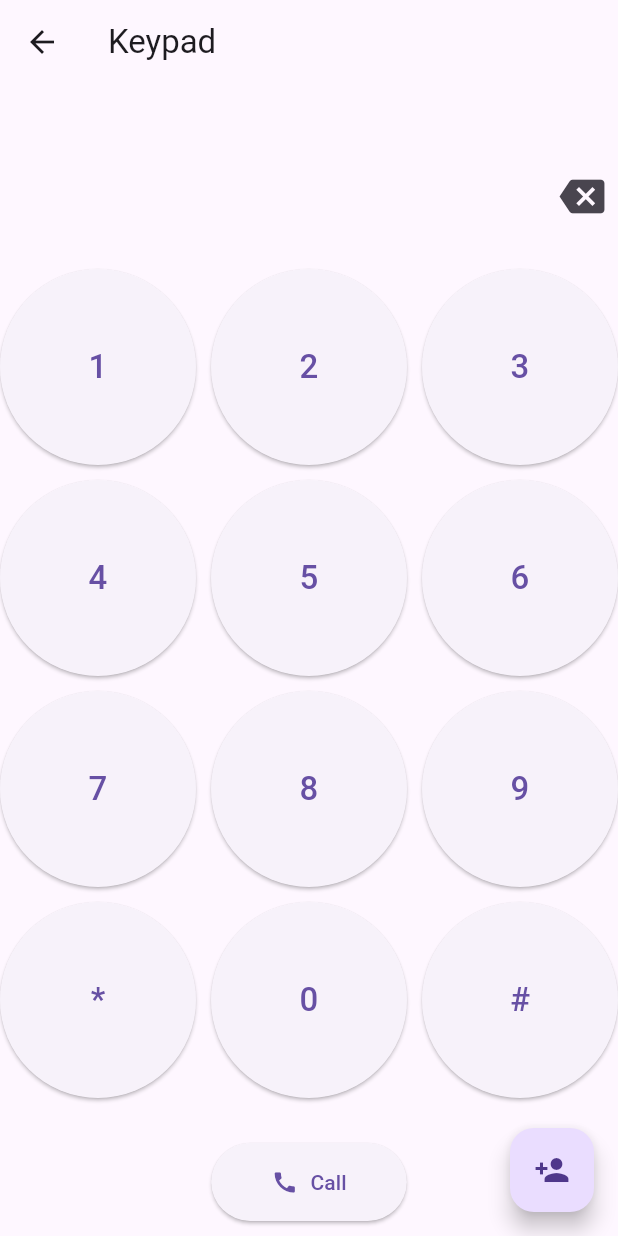
After one commit to khalil2-main/khalil2-main-contact-with-flutter, a Flutter app: the HomePage screen opened by its route, after a tap on the "dialpad" icon, on a phone screen of 412 x 824 dp. The commit adds this screen. Run offline on Flutter 3.47's test engine with Material 3 defaults, Android fonts, the phone set to English and light mode, and no system bars; our stand-ins replace shared_preferences, sqflite; accounts and stored records are empty.

Commit message:
create a keypad to inset numbers and add contacts

```diff
--- a/lib/pages/home/home_page.dart
+++ b/lib/pages/home/home_page.dart
@@ -2,6 +2,7 @@ import 'package:flutter/material.dart';
 import 'contacts_page.dart';
 import 'favorites_page.dart';
 import 'call_history_page.dart';
+import 'keypad_page.dart';   // <-- Make sure to import your KeypadPage
 
 class HomePage extends StatefulWidget {
   const HomePage({super.key});
@@ -32,7 +33,18 @@ class _HomePageState extends State<HomePage> {
         title: const Text("Contacts App"),
         centerTitle: true,
       ),
+
       body: _pages[_selectedIndex],
+
+      floatingActionButton: FloatingActionButton(
+        onPressed: () {
+          Navigator.push(
+            context,
+            MaterialPageRoute(builder: (context) => const KeypadPage()),
+          );
+        },
+        child: const Icon(Icons.dialpad),   // keypad icon
+      ),
 
       bottomNavigationBar: BottomNavigationBar(
         currentIndex: _selectedIndex,
--- /dev/null
+++ b/lib/pages/home/keypad_page.dart
@@ -0,0 +1,136 @@
+import 'package:flutter/material.dart';
+import 'package:contact/pages/Contact/control_contact_page.dart';
+
+class KeypadPage extends StatefulWidget {
+  const KeypadPage({super.key});
+
+  @override
+  State<KeypadPage> createState() => _KeypadPageState();
+}
+
+class _KeypadPageState extends State<KeypadPage> {
+  String phoneNumber = "";
+
+  void addDigit(String digit) {
+    setState(() {
+      phoneNumber += digit;
+    });
+  }
+
+  void deleteDigit() {
+    setState(() {
+      if (phoneNumber.isNotEmpty) {
+        phoneNumber = phoneNumber.substring(0, phoneNumber.length - 1);
+      }
+    });
+  }
+
+  @override
+  Widget build(BuildContext context) {
+    // keypad labels
+    List<String> keys = [
+      "1", "2", "3",
+      "4", "5", "6",
+      "7", "8", "9",
+      "*", "0", "#",
+    ];
+
+    return Scaffold(
+      appBar: AppBar(
+        title: const Text("Keypad"),
+
+      ),
+
+      floatingActionButton: FloatingActionButton(
+        onPressed: () {
+          Navigator.push(
+            context,
+            MaterialPageRoute(
+              builder: (context) => AddContactPage(
+                phoneNumber: phoneNumber,
+              ),
+            ),
+          );
+        },
+        child: const Icon(Icons.person_add),
+      ),
+      body: Column(
+        mainAxisAlignment: MainAxisAlignment.start,
+        children: [
+          const SizedBox(height: 30),
+          const Spacer(),
+
+          Padding(
+            padding: const EdgeInsets.fromLTRB(10, 0, 0, 0),
+            child: Row(
+              mainAxisAlignment: MainAxisAlignment.spaceBetween,
+              children: [
+                Expanded(
+                  child: Text(
+                    phoneNumber,
+                    style: const TextStyle(
+                      fontSize: 40,
+                      fontWeight: FontWeight.bold,
+                    ),
+                    overflow: TextOverflow.ellipsis,
+                  ),
+                ),
+
+                IconButton(
+                  icon: const Icon(Icons.backspace),
+                  onPressed: deleteDigit,
+                  iconSize: 30,
+                ),
+              ],
+            ),
+          ),
+
+
+          const SizedBox(height: 20),
+
+          // Keypad Grid
+          GridView.builder(
+            shrinkWrap: true,
+            itemCount: keys.length,
+            gridDelegate: const SliverGridDelegateWithFixedCrossAxisCount(
+              crossAxisCount: 3, // 3 columns
+              mainAxisSpacing: 10,
+              crossAxisSpacing: 10,
+              childAspectRatio: 1,
+            ),
+            itemBuilder: (context, index) {
+              return ElevatedButton(
+                onPressed: () {
+                  addDigit(keys[index]);
+                },
+                style: ElevatedButton.styleFrom(
+                  fixedSize: const Size(50, 50),
+                  shape: const CircleBorder(),
+                ),
+                child: Text(
+                  keys[index],
+                  style: const TextStyle(fontSize: 22),
+                ),
+              );
+
+            },
+          ),
+
+          const SizedBox(height: 30),
+
+          ElevatedButton.icon(
+            onPressed: () {
+              print("Calling $phoneNumber");
+            },
+            icon: const Icon(Icons.call),
+            label: const Text("Call"),
+            style: ElevatedButton.styleFrom(
+              padding: const EdgeInsets.symmetric(horizontal: 40, vertical: 16),
+            ),
+          ),
+          const SizedBox(height: 10,)
+        ],
+      ),
+    );
+  }
+}
```
